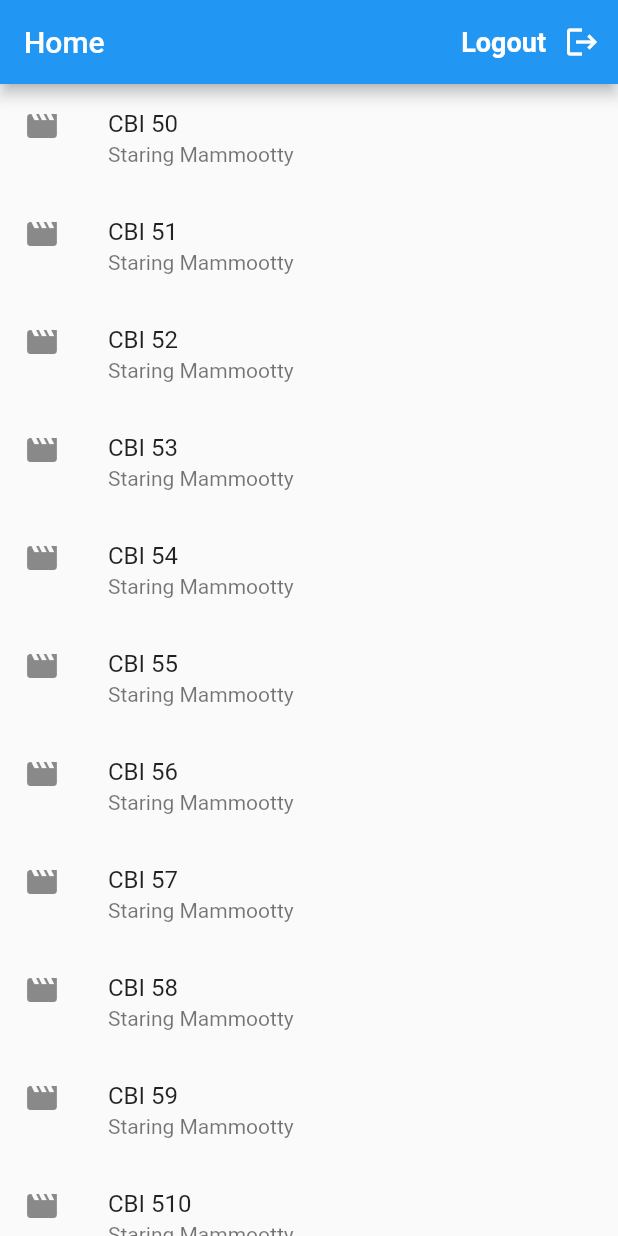
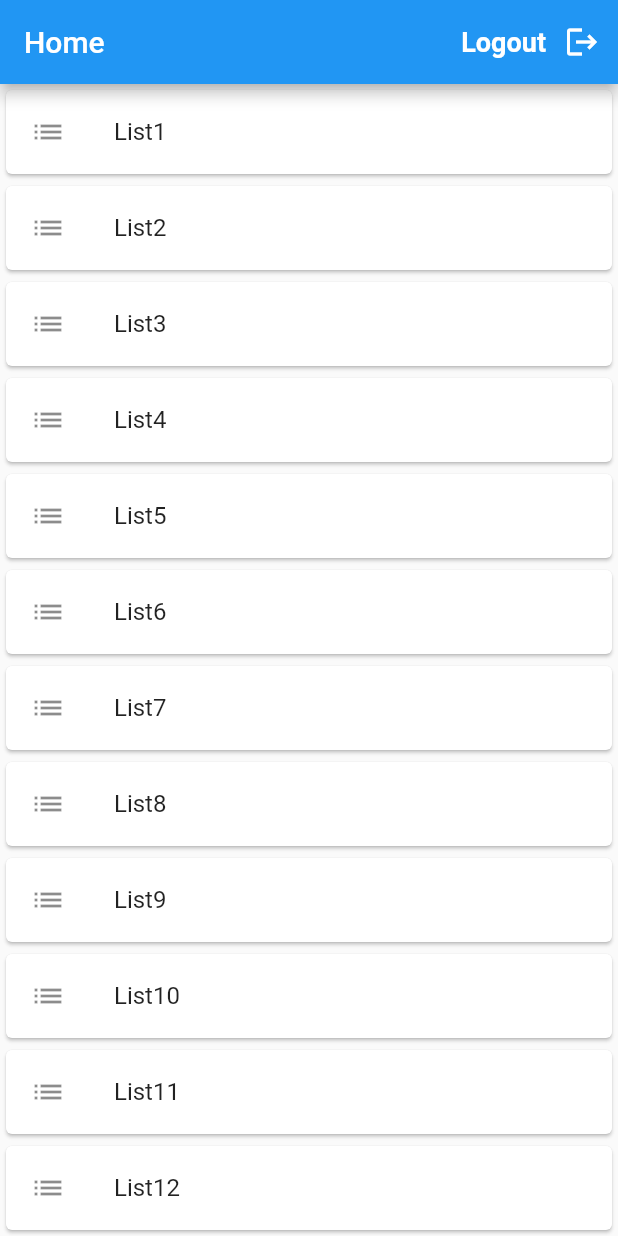
Before and after one commit to IrshadPeruvallur/flutter_login_02, a Flutter app: the ScreenHome screen opened directly, on a phone screen of 412 x 824 dp. Run offline on Flutter 3.47's test engine with Material 2 defaults, Android fonts, the phone set to English and light mode, and no system bars.

Commit message:
change listview

```diff
--- a/lib/screen/home.dart
+++ b/lib/screen/home.dart
@@ -23,15 +23,17 @@ class ScreenHome extends StatelessWidget {
 
           icon:Icon(Icons.logout))
         ],
+      ),
 
-
-      ),body: ListView.builder(itemBuilder:(context, index) =>  ListTile(
-              title: Text('CBI 5$index'),
-              subtitle: Text("Staring Mammootty"),
-              leading: Icon(Icons.movie),
-              onTap: (){},
-            ),
-            itemCount: 100, ),
+      body:ListView.builder(
+        itemCount: 15,
+        itemBuilder:(context, index) => Card(
+        child: ListTile(
+          title:Text("List${index+1}") ,
+          leading: Icon(Icons.list),
+        ),
+      )
+      ,)
     );
   }
   signout(BuildContext context){
```
